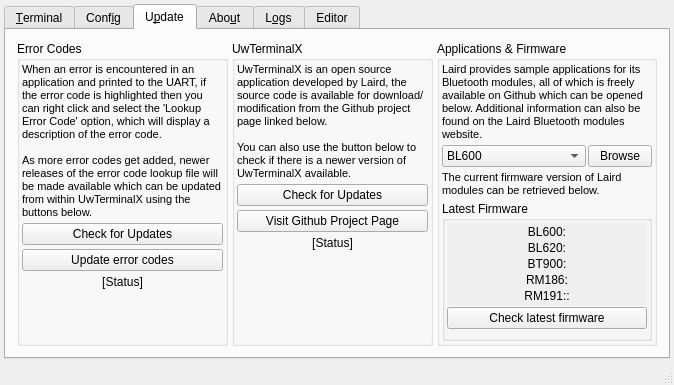
The window that UwxMainWindow.ui (LairdCP/UwTerminalX) describes before a commit, drawn with Qt 5.
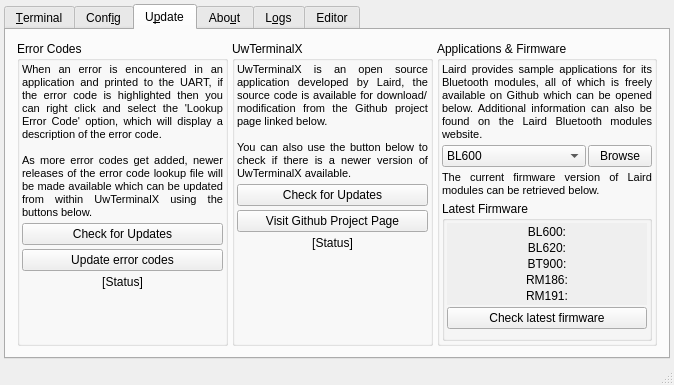
The same window after the commit. The open tabs and pages were chosen to show the change. Icons and pictures are not drawn. Custom widgets are drawn as their Qt base class.

Commit message: v1.04l, justify text

```diff
--- a/UwxMainWindow.ui
+++ b/UwxMainWindow.ui
@@ -1902,6 +1902,9 @@
 
 As more error codes get added, newer releases of the error code lookup file will be made available which can be updated from within UwTerminalX using the buttons below.</string>
                    </property>
+                   <property name="alignment">
+                    <set>Qt::AlignJustify|Qt::AlignVCenter</set>
+                   </property>
                    <property name="wordWrap">
                     <bool>true</bool>
                    </property>
@@ -2000,6 +2003,9 @@
 
 You can also use the button below to check if there is a newer version of UwTerminalX available.</string>
                    </property>
+                   <property name="alignment">
+                    <set>Qt::AlignJustify|Qt::AlignVCenter</set>
+                   </property>
                    <property name="wordWrap">
                     <bool>true</bool>
                    </property>
@@ -2093,6 +2099,9 @@
                    <property name="text">
                     <string>Laird provides sample applications for its Bluetooth modules, all of which is freely available on Github which can be opened below. Additional information can also be found on the Laird Bluetooth modules website.</string>
                    </property>
+                   <property name="alignment">
+                    <set>Qt::AlignJustify|Qt::AlignVCenter</set>
+                   </property>
                    <property name="wordWrap">
                     <bool>true</bool>
                    </property>
@@ -2164,6 +2173,9 @@
                    <property name="text">
                     <string>The current firmware version of Laird modules can be retrieved below.</string>
                    </property>
+                   <property name="alignment">
+                    <set>Qt::AlignJustify|Qt::AlignVCenter</set>
+                   </property>
                    <property name="wordWrap">
                     <bool>true</bool>
                    </property>
@@ -2330,7 +2342,7 @@
                            </font>
                           </property>
                           <property name="text">
-                           <string>RM191::</string>
+                           <string>RM191:</string>
                           </property>
                           <property name="alignment">
                            <set>Qt::AlignCenter</set>
```
The commit also changes 2 other files.
